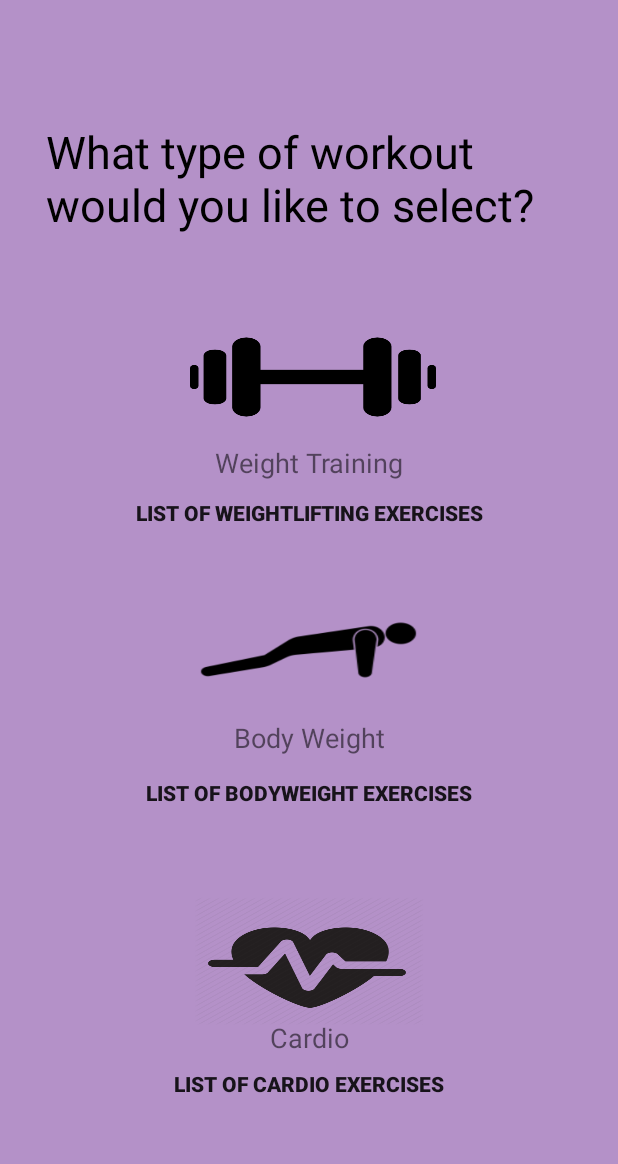
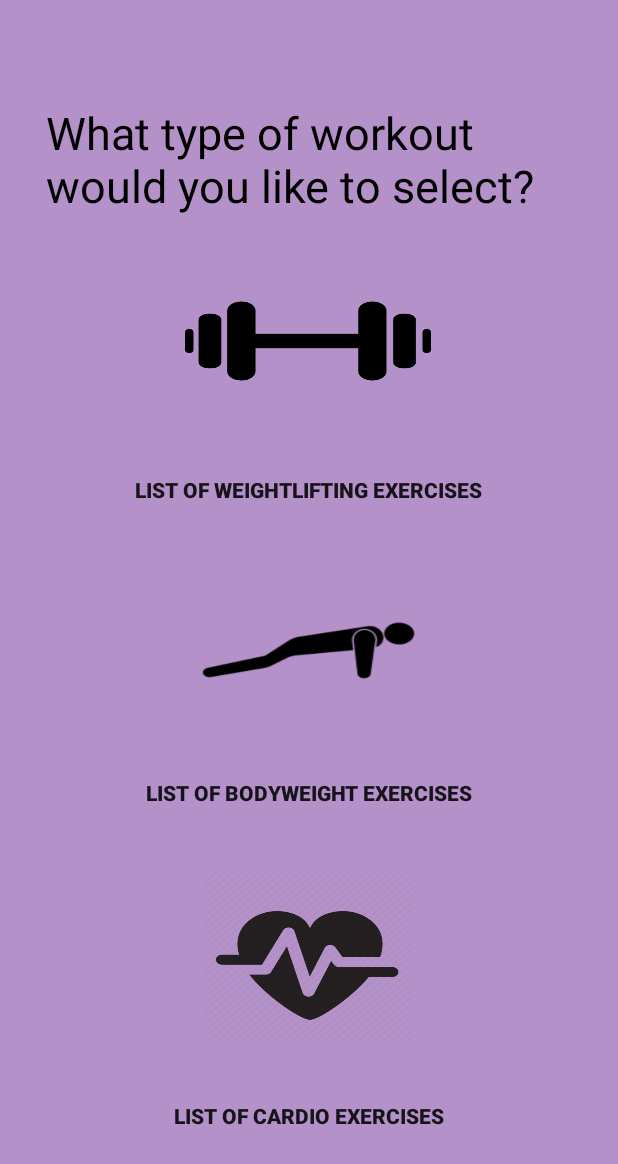
Before and after one commit to ZADAWI123/CMSC-355-APP-Group-D, an Android app: the SelectionTab screen opened directly, with no data from a screen before it, on a phone screen of 412 x 824 dp. Shown: the top 1164 px of the screen. Run offline under Robolectric (Android 15) with nearby library versions, the phone set to English and light mode, and no system bars.

Commit message:
Fixed overlapping UI elements
One of the buttons was covering the calorie counter, so that was fixed. Also, some text boxes were overlapping with the buttons so they were removed.

```diff
--- a/app/src/main/res/layout/activity_main_hub.xml
+++ b/app/src/main/res/layout/activity_main_hub.xml
@@ -71,10 +71,10 @@
         android:text="Reset Calorie and step counter"
         app:layout_constraintBottom_toBottomOf="@+id/selectBtn"
         app:layout_constraintEnd_toEndOf="parent"
-        app:layout_constraintHorizontal_bias="0.539"
+        app:layout_constraintHorizontal_bias="0.545"
         app:layout_constraintStart_toStartOf="parent"
         app:layout_constraintTop_toTopOf="parent"
-        app:layout_constraintVertical_bias="0.35000002" />
+        app:layout_constraintVertical_bias="0.512" />
 
     <TextView
         android:id="@+id/textView3"
--- a/app/src/main/res/layout/activity_selection_tab.xml
+++ b/app/src/main/res/layout/activity_selection_tab.xml
@@ -10,16 +10,15 @@
 
     <Button
         android:id="@+id/cBtn"
-        android:layout_width="153dp"
-        android:layout_height="85dp"
+        android:layout_width="141dp"
+        android:layout_height="115dp"
         android:background="@drawable/cardio_button"
         android:textSize="24sp"
         app:layout_constraintBottom_toBottomOf="parent"
         app:layout_constraintEnd_toEndOf="parent"
-        app:layout_constraintHorizontal_bias="0.501"
         app:layout_constraintStart_toStartOf="parent"
         app:layout_constraintTop_toTopOf="parent"
-        app:layout_constraintVertical_bias="0.81" />
+        app:layout_constraintVertical_bias="0.818" />
 
     <Button
         android:id="@+id/wtBtn"
@@ -29,15 +28,15 @@
         android:textSize="24sp"
         app:layout_constraintBottom_toBottomOf="parent"
         app:layout_constraintEnd_toEndOf="parent"
-        app:layout_constraintHorizontal_bias="0.51"
+        app:layout_constraintHorizontal_bias="0.497"
         app:layout_constraintStart_toStartOf="parent"
         app:layout_constraintTop_toTopOf="parent"
-        app:layout_constraintVertical_bias="0.27999997" />
+        app:layout_constraintVertical_bias="0.247" />
 
     <Button
         android:id="@+id/bwBtn"
-        android:layout_width="154dp"
-        android:layout_height="108dp"
+        android:layout_width="151dp"
+        android:layout_height="110dp"
         android:background="@drawable/body_weight_button"
         android:textSize="24sp"
         app:layout_constraintBottom_toBottomOf="parent"
@@ -60,7 +59,7 @@
         app:layout_constraintEnd_toEndOf="parent"
         app:layout_constraintStart_toStartOf="parent"
         app:layout_constraintTop_toTopOf="parent"
-        app:layout_constraintVertical_bias="0.110000014" />
+        app:layout_constraintVertical_bias="0.093" />
 
     <Button
         android:id="@+id/button"
@@ -71,9 +70,10 @@
         android:textStyle="bold"
         app:layout_constraintBottom_toBottomOf="parent"
         app:layout_constraintEnd_toEndOf="parent"
+        app:layout_constraintHorizontal_bias="0.497"
         app:layout_constraintStart_toStartOf="parent"
         app:layout_constraintTop_toTopOf="parent"
-        app:layout_constraintVertical_bias="0.41000003" />
+        app:layout_constraintVertical_bias="0.39" />
 
     <Button
         android:id="@+id/button3"
@@ -99,41 +99,6 @@
         app:layout_constraintEnd_toEndOf="parent"
         app:layout_constraintStart_toStartOf="parent"
         app:layout_constraintTop_toTopOf="parent"
-        app:layout_constraintVertical_bias="0.9" />
+        app:layout_constraintVertical_bias="0.928" />
 
-    <TextView
-        android:id="@+id/textView20"
-        android:layout_width="wrap_content"
-        android:layout_height="wrap_content"
-        android:text="Weight Training"
-        android:textSize="18sp"
-        app:layout_constraintBottom_toBottomOf="parent"
-        app:layout_constraintEnd_toEndOf="parent"
-        app:layout_constraintStart_toStartOf="parent"
-        app:layout_constraintTop_toTopOf="parent"
-        app:layout_constraintVertical_bias="0.37" />
-
-    <TextView
-        android:id="@+id/textView21"
-        android:layout_width="wrap_content"
-        android:layout_height="wrap_content"
-        android:text="Body Weight"
-        android:textSize="18sp"
-        app:layout_constraintBottom_toBottomOf="parent"
-        app:layout_constraintEnd_toEndOf="parent"
-        app:layout_constraintStart_toStartOf="parent"
-        app:layout_constraintTop_toTopOf="parent"
-        app:layout_constraintVertical_bias="0.6" />
-
-    <TextView
-        android:id="@+id/textView23"
-        android:layout_width="wrap_content"
-        android:layout_height="wrap_content"
-        android:text="Cardio"
-        android:textSize="18sp"
-        app:layout_constraintBottom_toBottomOf="parent"
-        app:layout_constraintEnd_toEndOf="parent"
-        app:layout_constraintStart_toStartOf="parent"
-        app:layout_constraintTop_toTopOf="parent"
-        app:layout_constraintVertical_bias="0.85" />
 </androidx.constraintlayout.widget.ConstraintLayout>
```
